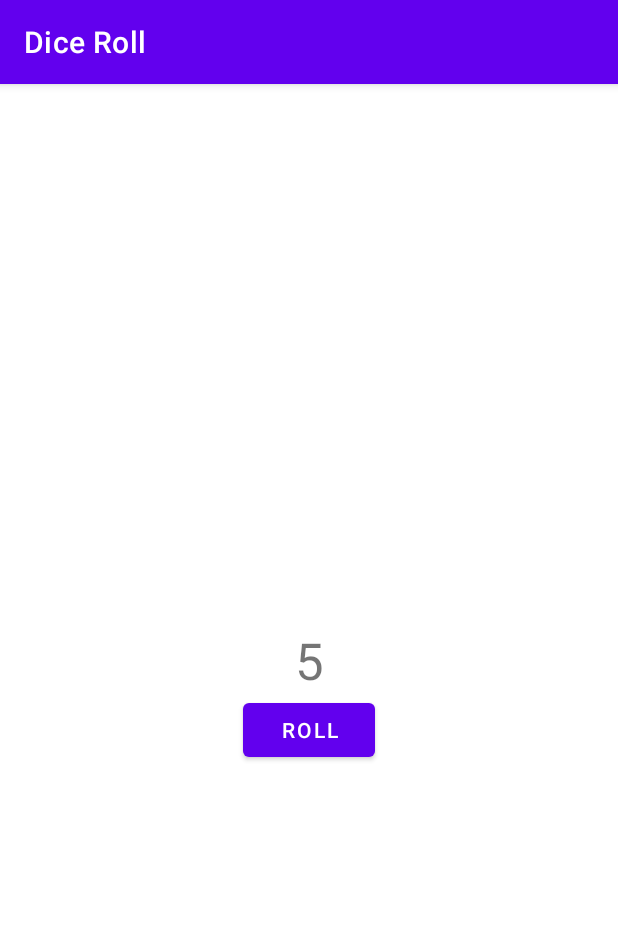
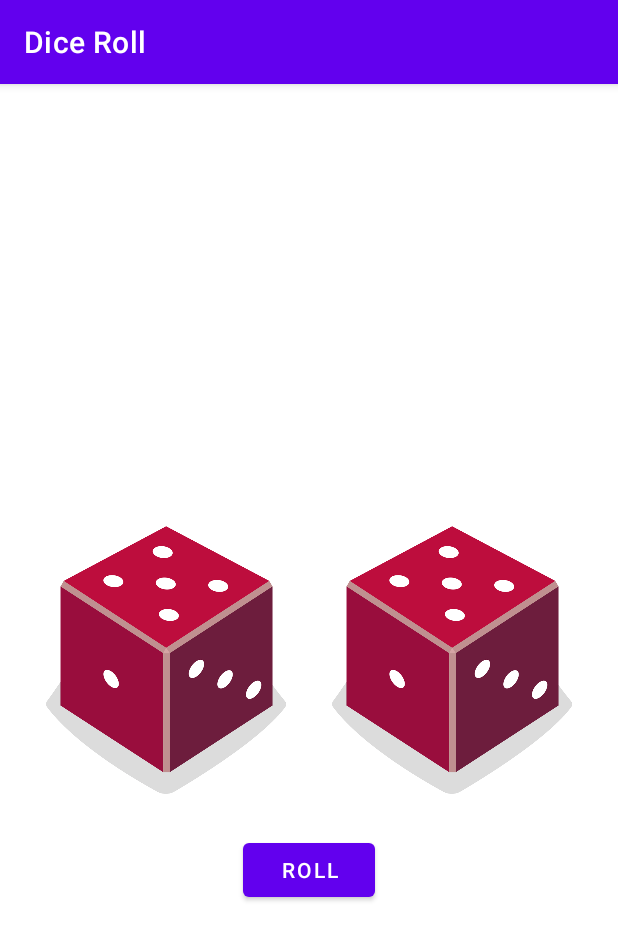
Before and after one commit to LAYDO/diceroll, an Android app: the screen it shows after launch (MainActivity), after a tap on "ROLL", on a phone screen of 412 x 824 dp. Shown: the top 940 px of the screen. Run offline under Robolectric (Android 15) with nearby library versions, the phone set to English and light mode, and no system bars.

Commit message:
Two Dice & Unit Test
Added dice images, implemented them to roll on button click, included a unit test for rolling

```diff
--- a/app/src/main/java/com/example/diceroll/MainActivity.kt
+++ b/app/src/main/java/com/example/diceroll/MainActivity.kt
@@ -3,23 +3,48 @@ package com.example.diceroll
 import androidx.appcompat.app.AppCompatActivity
 import android.os.Bundle
 import android.widget.Button
-import android.widget.TextView
+import android.widget.ImageView
 
 class MainActivity : AppCompatActivity() {
     override fun onCreate(savedInstanceState: Bundle?) {
         super.onCreate(savedInstanceState)
         setContentView(R.layout.activity_main)
+
         val rollButton: Button = findViewById(R.id.button)
-        rollButton.setOnClickListener {
-            rollDice()
-        }
+        rollButton.setOnClickListener { rollDice() }
+
+        // Do a dice roll when the app starts
+        rollDice()
     }
 
     private fun rollDice() {
-        val dice = Dice(6)
-        val diceRoll = dice.roll()
-        val resultTextView: TextView = findViewById(R.id.textView)
-        resultTextView.text = diceRoll.toString()
+        val dice1 = Dice(6)
+        val dice2 = Dice(6)
+        val diceRoll1 = dice1.roll()
+        val diceRoll2 = dice2.roll()
+//        val luckyNumber = 3
+        val diceImage1: ImageView = findViewById(R.id.imageView)
+        val diceImage2: ImageView = findViewById(R.id.imageView2)
+        val drawableResource1 = when(diceRoll1) {
+            1 -> R.drawable.dice_1
+            2 -> R.drawable.dice_2
+            3 -> R.drawable.dice_3
+            4 -> R.drawable.dice_4
+            5 -> R.drawable.dice_5
+            else -> R.drawable.dice_6
+        }
+        val drawableResource2 = when(diceRoll2) {
+            1 -> R.drawable.dice_1
+            2 -> R.drawable.dice_2
+            3 -> R.drawable.dice_3
+            4 -> R.drawable.dice_4
+            5 -> R.drawable.dice_5
+            else -> R.drawable.dice_6
+        }
+        diceImage1.setImageResource(drawableResource1)
+        diceImage2.setImageResource(drawableResource2)
+        diceImage1.contentDescription = diceRoll1.toString()
+        diceImage2.contentDescription = diceRoll2.toString()
     }
 }
 
--- a/app/src/main/res/layout/activity_main.xml
+++ b/app/src/main/res/layout/activity_main.xml
@@ -6,24 +6,34 @@
     android:layout_height="match_parent"
     tools:context=".MainActivity">
 
-    <TextView
-        android:id="@+id/textView"
-        android:layout_width="wrap_content"
-        android:layout_height="wrap_content"
-        android:textSize="34sp"
-        app:layout_constraintBottom_toBottomOf="parent"
-        app:layout_constraintLeft_toLeftOf="parent"
-        app:layout_constraintRight_toRightOf="parent"
-        app:layout_constraintTop_toTopOf="parent"
-        tools:text="1" />
-
     <Button
         android:id="@+id/button"
         android:layout_width="wrap_content"
         android:layout_height="wrap_content"
+        android:layout_marginTop="16dp"
         android:text="@string/roll"
         app:layout_constraintEnd_toEndOf="parent"
         app:layout_constraintStart_toStartOf="parent"
-        app:layout_constraintTop_toBottomOf="@+id/textView" />
+        app:layout_constraintTop_toBottomOf="@+id/imageView" />
+
+    <ImageView
+        android:id="@+id/imageView"
+        android:layout_width="160dp"
+        android:layout_height="200dp"
+        app:layout_constraintBottom_toBottomOf="parent"
+        app:layout_constraintEnd_toStartOf="@+id/imageView2"
+        app:layout_constraintStart_toStartOf="parent"
+        app:layout_constraintTop_toTopOf="parent"
+        tools:srcCompat="@drawable/dice_1" />
+
+    <ImageView
+        android:id="@+id/imageView2"
+        android:layout_width="160dp"
+        android:layout_height="200dp"
+        app:layout_constraintBottom_toBottomOf="parent"
+        app:layout_constraintEnd_toEndOf="parent"
+        app:layout_constraintStart_toEndOf="@+id/imageView"
+        app:layout_constraintTop_toTopOf="parent"
+        app:srcCompat="@drawable/dice_1" />
 
 </androidx.constraintlayout.widget.ConstraintLayout>
```
Also changed, not shown: app/src/main/res/drawable/dice_1.png (added), app/src/main/res/drawable/dice_2.png (added), app/src/main/res/drawable/dice_3.png (added), app/src/main/res/drawable/dice_4.png (added), app/src/main/res/drawable/dice_5.png (added), app/src/main/res/drawable/dice_6.png (added), 1 other file.
